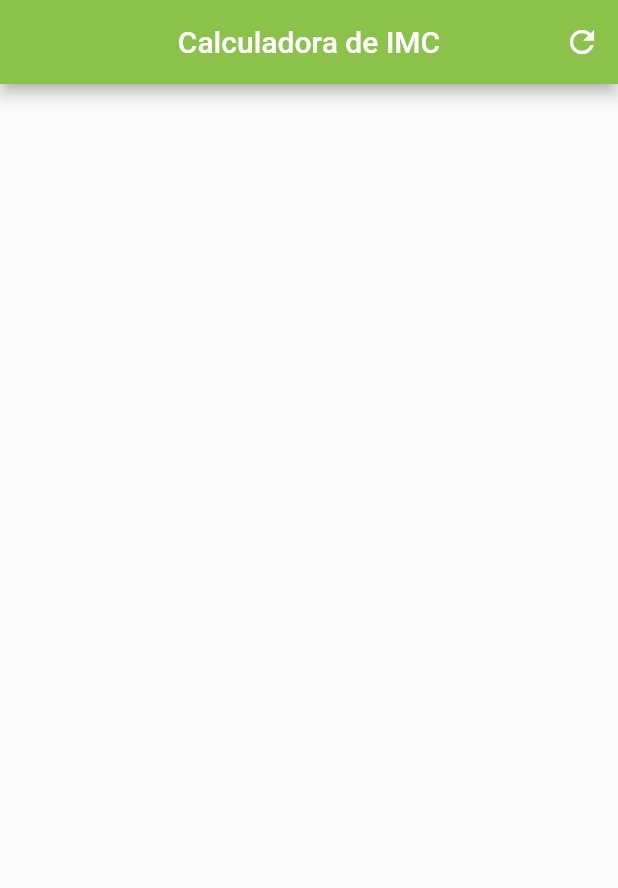
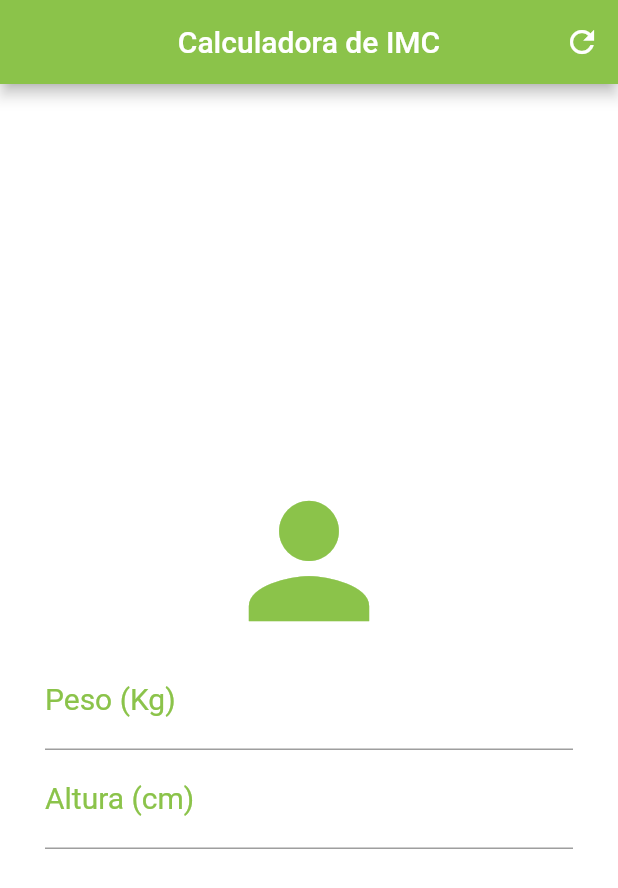
Before and after one commit to PedroMeerholz/flutter-imc-calculator, a Flutter app: the screen it shows after launch, on a phone screen of 412 x 824 dp. Shown: the top 888 px of the screen. Run offline on Flutter 3.47's test engine with Material 2 defaults, Android fonts, the phone set to English and light mode, and no system bars.

Commit message:
Adicionando o ícone principal e os campos de texto para entrada das informações

```diff
--- a/lib/pages/home_page.dart
+++ b/lib/pages/home_page.dart
@@ -22,6 +22,49 @@ class HomePageState extends State<HomePage> {
             ),
           ],
         ),
+        backgroundColor: Colors.white,
+        body: Padding(
+          padding: const EdgeInsets.symmetric(horizontal: 30),
+          child: Column(
+            mainAxisAlignment: MainAxisAlignment.center,
+            crossAxisAlignment: CrossAxisAlignment.stretch,
+            children: const [
+              Icon(
+                Icons.person,
+                size: 120,
+                color: Colors.lightGreen,
+              ),
+              TextField(
+                keyboardType: TextInputType.number,
+                decoration: InputDecoration(
+                  labelText: 'Peso (Kg)',
+                  labelStyle: TextStyle(
+                    color: Colors.lightGreen,
+                  ),
+                ),
+                textAlign: TextAlign.center,
+                style: TextStyle(
+                  color: Colors.lightGreen,
+                  fontSize: 20,
+                ),
+              ),
+              TextField(
+                keyboardType: TextInputType.number,
+                decoration: InputDecoration(
+                  labelText: 'Altura (cm)',
+                  labelStyle: TextStyle(
+                    color: Colors.lightGreen,
+                  ),
+                ),
+                textAlign: TextAlign.center,
+                style: TextStyle(
+                  color: Colors.lightGreen,
+                  fontSize: 20,
+                ),
+              ),
+            ],
+          ),
+        ),
       ),
     );
   }
```
